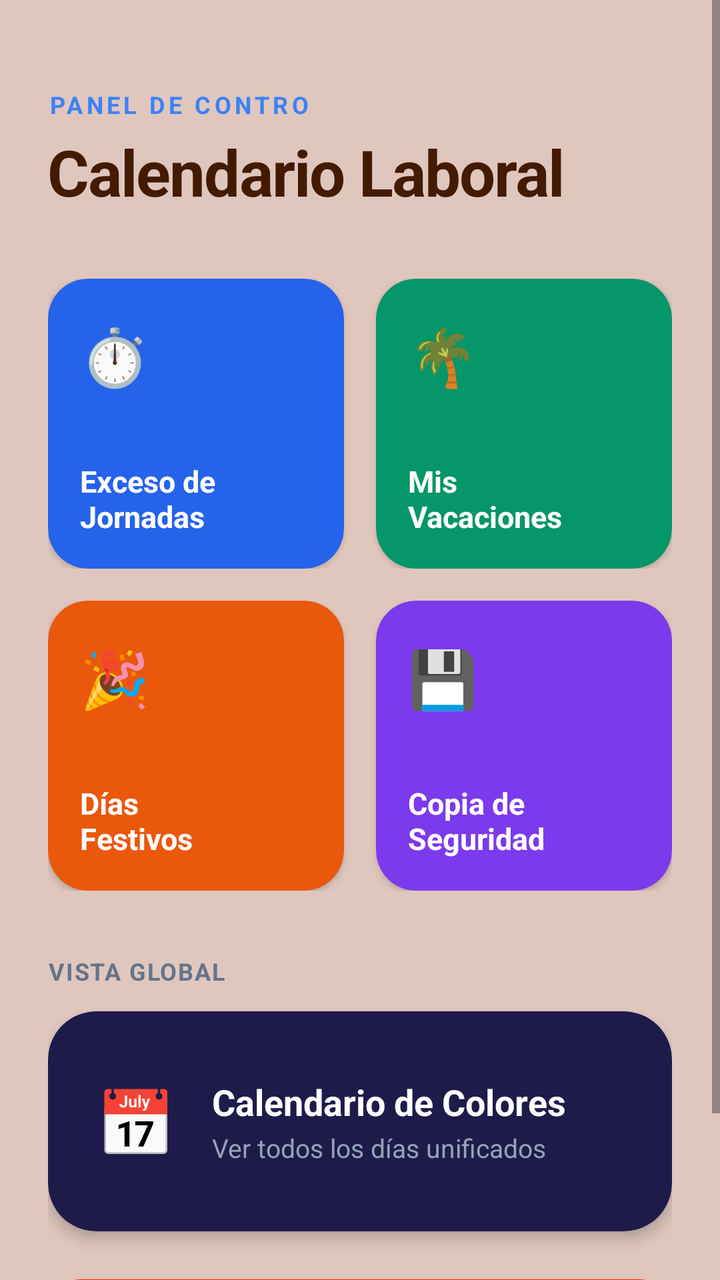
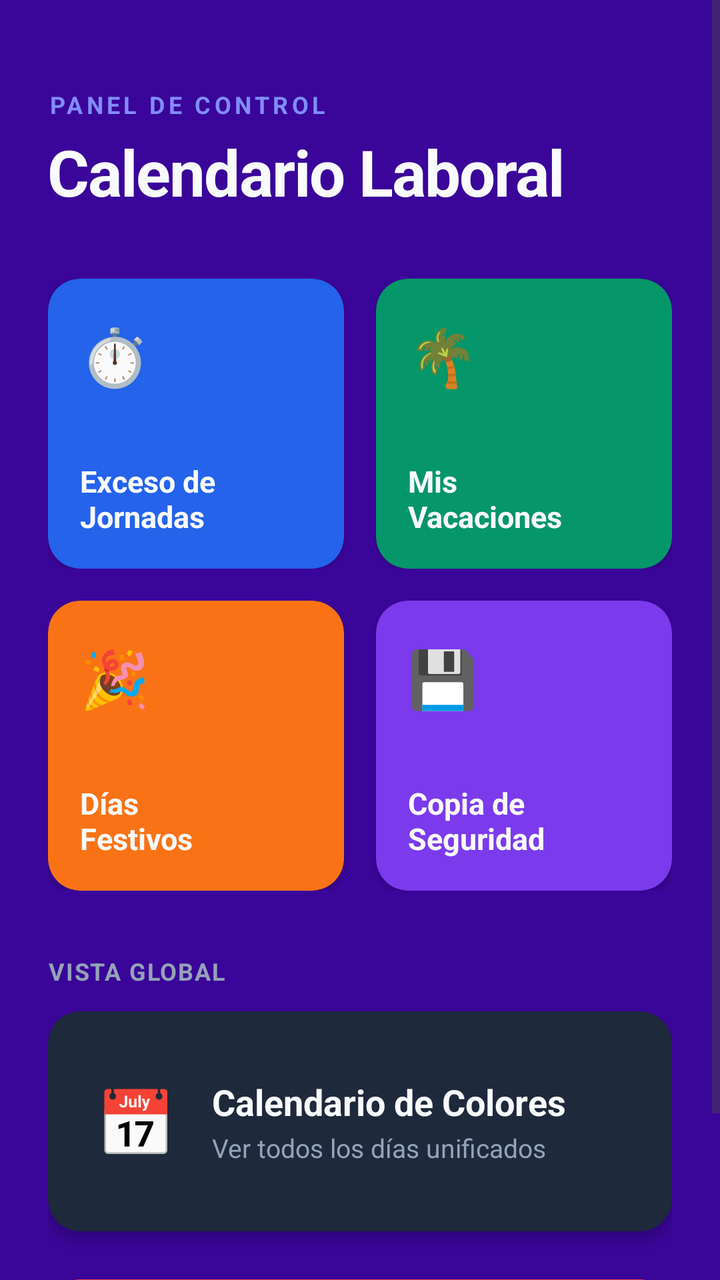

Two renders of the same Android screen: before a commit and after it. Below are the layout's source before the change and the commit's diff.
<!-- AndroidManifest.xml: application theme Theme.CalendarioLaboral_V30 -->
<!-- res/layout/activity_main.xml -->
<?xml version="1.0" encoding="utf-8"?>
<ScrollView
    xmlns:android="http://schemas.android.com/apk/res/android"
    xmlns:app="http://schemas.android.com/apk/res-auto"
    android:layout_width="match_parent"
    android:layout_height="match_parent"
    android:importantForAccessibility="no"
    android:background="@color/bg_app">
    <LinearLayout
        android:layout_width="match_parent"
        android:layout_height="wrap_content"
        android:orientation="vertical"
        android:padding="24dp">

        
        <LinearLayout
            android:layout_width="match_parent"
            android:layout_height="wrap_content"
            android:orientation="vertical"
            android:layout_marginTop="20dp"
            android:layout_marginBottom="32dp">
            <TextView
                android:layout_width="wrap_content"
                android:layout_height="wrap_content"
                android:text="PANEL DE CONTRO"
                android:textColor="@color/app_accent"
                android:textSize="12sp"
                android:textStyle="bold"
                android:letterSpacing="0.15" />
            <TextView
                android:layout_width="match_parent"
                android:layout_height="wrap_content"
                android:text="Calendario Laboral"
                android:textColor="@color/text_main"
                android:textSize="32sp"
                android:textStyle="bold"
                android:layout_marginTop="4dp"
                android:letterSpacing="-0.02" />
        </LinearLayout>

        
        <LinearLayout
            android:layout_width="match_parent"
            android:layout_height="wrap_content"
            android:orientation="horizontal"
            android:baselineAligned="false"
            android:layout_marginBottom="16dp">

            
            <androidx.cardview.widget.CardView
                android:id="@+id/cardExcesoJornadas"
                android:layout_width="0dp"
                android:layout_height="145dp"
                android:layout_weight="1"
                android:layout_marginEnd="8dp"
                app:cardCornerRadius="20dp"
                app:cardElevation="2dp"
                app:cardBackgroundColor="#2563EB">
                <LinearLayout
                    android:layout_width="match_parent"
                    android:layout_height="match_parent"
                    android:orientation="vertical"
                    android:padding="16dp">
                    <TextView
                        android:layout_width="match_parent"
                        android:layout_height="0dp"
                        android:layout_weight="4"
                        android:text="⏱️"
                        android:textSize="28sp"
                        android:gravity="start|center_vertical" />
                    <TextView
                        android:layout_width="match_parent"
                        android:layout_height="0dp"
                        android:layout_weight="6"
                        android:text="Exceso de\nJornadas"
                        android:textColor="#FFFFFF"
                        android:textSize="15sp"
                        android:textStyle="bold"
                        android:gravity="start|bottom" />
                </LinearLayout>
            </androidx.cardview.widget.CardView>

            
            <androidx.cardview.widget.CardView
                android:id="@+id/cardVacaciones"
                android:layout_width="0dp"
                android:layout_height="145dp"
                android:layout_weight="1"
                android:layout_marginStart="8dp"
                app:cardCornerRadius="20dp"
                app:cardElevation="2dp"
                app:cardBackgroundColor="#059669">
                <LinearLayout
                    android:layout_width="match_parent"
                    android:layout_height="match_parent"
                    android:orientation="vertical"
                    android:padding="16dp">
                    <TextView
                        android:layout_width="match_parent"
                        android:layout_height="0dp"
                        android:layout_weight="4"
                        android:text="🌴"
                        android:textSize="28sp"
                        android:gravity="start|center_vertical" />
                    <TextView
                        android:layout_width="match_parent"
                        android:layout_height="0dp"
                        android:layout_weight="6"
                        android:text="Mis\nVacaciones"
                        android:textColor="#FFFFFF"
                        android:textSize="15sp"
                        android:textStyle="bold"
                        android:gravity="start|bottom" />
                </LinearLayout>
            </androidx.cardview.widget.CardView>
        </LinearLayout>

        
        <LinearLayout
            android:layout_width="match_parent"
            android:layout_height="wrap_content"
            android:orientation="horizontal"
            android:baselineAligned="false"
            android:layout_marginBottom="32dp">

            
            <androidx.cardview.widget.CardView
                android:id="@+id/cardFestivos"
                android:layout_width="0dp"
                android:layout_height="145dp"
                android:layout_weight="1"
                android:layout_marginEnd="8dp"
                app:cardCornerRadius="20dp"
                app:cardElevation="2dp"
                app:cardBackgroundColor="#EA580C">
                <LinearLayout
                    android:layout_width="match_parent"
                    android:layout_height="match_parent"
                    android:orientation="vertical"
                    android:padding="16dp">
                    <TextView
                        android:layout_width="match_parent"
                        android:layout_height="0dp"
                        android:layout_weight="4"
                        android:text="🎉"
                        android:textSize="28sp"
                        android:gravity="start|center_vertical" />
                    <TextView
                        android:layout_width="match_parent"
                        android:layout_height="0dp"
                        android:layout_weight="6"
                        android:text="Días\nFestivos"
                        android:textColor="#FFFFFF"
                        android:textSize="15sp"
                        android:textStyle="bold"
                        android:gravity="start|bottom" />
                </LinearLayout>
            </androidx.cardview.widget.CardView>

            
            <androidx.cardview.widget.CardView
                android:id="@+id/cardBackup"
                android:layout_width="0dp"
                android:layout_height="145dp"
                android:layout_weight="1"
                android:layout_marginStart="8dp"
                app:cardCornerRadius="20dp"
                app:cardElevation="2dp"
                app:cardBackgroundColor="#7C3AED">
                <LinearLayout
                    android:layout_width="match_parent"
                    android:layout_height="match_parent"
                    android:orientation="vertical"
                    android:padding="16dp">
                    <TextView
                        android:layout_width="match_parent"
                        android:layout_height="0dp"
                        android:layout_weight="4"
                        android:text="💾"
                        android:textSize="28sp"
                        android:gravity="start|center_vertical" />
                    <TextView
                        android:layout_width="match_parent"
                        android:layout_height="0dp"
                        android:layout_weight="6"
                        android:text="Copia de\nSeguridad"
                        android:textColor="#FFFFFF"
                        android:textSize="15sp"
                        android:textStyle="bold"
                        android:gravity="start|bottom" />
                </LinearLayout>
            </androidx.cardview.widget.CardView>
        </LinearLayout>

        
        <TextView
            android:layout_width="wrap_content"
            android:layout_height="wrap_content"
            android:text="VISTA GLOBAL"
            android:textColor="#64748B"
            android:textSize="12sp"
            android:textStyle="bold"
            android:layout_marginBottom="12dp"
            android:letterSpacing="0.05"/>

        
        <androidx.cardview.widget.CardView
            android:id="@+id/cardCalendario"
            android:layout_width="match_parent"
            android:layout_height="110dp"
            android:layout_marginBottom="24dp"
            app:cardCornerRadius="24dp"
            app:cardElevation="4dp"
            app:cardBackgroundColor="#1E1B4B">
            <LinearLayout
                android:layout_width="match_parent"
                android:layout_height="match_parent"
                android:gravity="center_vertical"
                android:orientation="horizontal"
                android:padding="24dp">
                <TextView
                    android:layout_width="wrap_content"
                    android:layout_height="wrap_content"
                    android:text="📅"
                    android:textSize="32sp"
                    android:layout_marginEnd="18dp"/>
                <LinearLayout
                    android:layout_width="match_parent"
                    android:layout_height="wrap_content"
                    android:orientation="vertical">
                    <TextView
                        android:layout_width="wrap_content"
                        android:layout_height="wrap_content"
                        android:text="Calendario de Colores"
                        android:textColor="#FFFFFF"
                        android:textSize="18sp"
                        android:textStyle="bold" />
                    <TextView
                        android:layout_width="wrap_content"
                        android:layout_height="wrap_content"
                        android:text="Ver todos los días unificados"
                        android:textColor="#94A3B8"
                        android:textSize="13sp"
                        android:layout_marginTop="2dp" />
                </LinearLayout>
            </LinearLayout>
        </androidx.cardview.widget.CardView>

        
        <androidx.cardview.widget.CardView
            android:id="@+id/cardSalir"
            android:layout_width="match_parent"
            android:layout_height="56dp"
            android:layout_marginBottom="16dp"
            app:cardCornerRadius="16dp"
            app:cardElevation="1dp"
            app:cardBackgroundColor="#FF2200">
            <LinearLayout
                android:layout_width="match_parent"
                android:layout_height="match_parent"
                android:gravity="center"
                android:orientation="horizontal">
                <TextView
                    android:layout_width="wrap_content"
                    android:layout_height="wrap_content"
                    android:text="🚪"
                    android:textSize="18sp"
                    android:layout_marginEnd="10dp"/>
                <TextView
                    android:layout_width="wrap_content"
                    android:layout_height="wrap_content"
                    android:text="Cerrar Aplicación Seguro"
                    android:textColor="#FFFFFF"
                    android:textSize="16sp"
                    android:textStyle="bold" />
            </LinearLayout>
        </androidx.cardview.widget.CardView>

    </LinearLayout>
</ScrollView>
<!-- resources referenced by this layout -->
<resources>
  <color name="app_accent">#3B82F6</color>
  <color name="bg_app">#E0C7BE</color>
  <color name="text_main">#451A03</color>
  <style name="Theme.CalendarioLaboral_V30" parent="Base.Theme.CalendarioLaboral_V30" />
  <style name="Base.Theme.CalendarioLaboral_V30" parent="Theme.Material3.DayNight.NoActionBar">
          
          
  
  
  
          
          <item name="android:statusBarColor">@color/app_primary</item>
  
          
          
          <item name="android:windowLightStatusBar">false</item>
  
  
      </style>
  <color name="app_primary">#B45309</color>
</resources>

<!-- the commit's change to res/layout/activity_main.xml (unified diff, before → after) -->
@@ -6,6 +6,7 @@
     android:layout_height="match_parent"
     android:importantForAccessibility="no"
     android:background="@color/bg_app">
+
     <LinearLayout
         android:layout_width="match_parent"
         android:layout_height="wrap_content"
@@ -22,7 +23,7 @@
             <TextView
                 android:layout_width="wrap_content"
                 android:layout_height="wrap_content"
-                android:text="PANEL DE CONTRO"
+                android:text="PANEL DE CONTROL"
                 android:textColor="@color/app_accent"
                 android:textSize="12sp"
                 android:textStyle="bold"
@@ -53,7 +54,7 @@
                 android:layout_height="145dp"
                 android:layout_weight="1"
                 android:layout_marginEnd="8dp"
-                app:cardCornerRadius="20dp"
+                app:cardCornerRadius="16dp"
                 app:cardElevation="2dp"
                 app:cardBackgroundColor="#2563EB">
                 <LinearLayout
@@ -73,7 +74,7 @@
                         android:layout_height="0dp"
                         android:layout_weight="6"
                         android:text="Exceso de\nJornadas"
-                        android:textColor="#FFFFFF"
+                        android:textColor="@color/text_main"
                         android:textSize="15sp"
                         android:textStyle="bold"
                         android:gravity="start|bottom" />
@@ -87,7 +88,7 @@
                 android:layout_height="145dp"
                 android:layout_weight="1"
                 android:layout_marginStart="8dp"
-                app:cardCornerRadius="20dp"
+                app:cardCornerRadius="16dp"
                 app:cardElevation="2dp"
                 app:cardBackgroundColor="#059669">
                 <LinearLayout
@@ -107,14 +108,13 @@
                         android:layout_height="0dp"
                         android:layout_weight="6"
                         android:text="Mis\nVacaciones"
-                        android:textColor="#FFFFFF"
+                        android:textColor="@color/text_main"
                         android:textSize="15sp"
                         android:textStyle="bold"
                         android:gravity="start|bottom" />
                 </LinearLayout>
             </androidx.cardview.widget.CardView>
         </LinearLayout>
-
         
         <LinearLayout
             android:layout_width="match_parent"
@@ -130,9 +130,9 @@
                 android:layout_height="145dp"
                 android:layout_weight="1"
                 android:layout_marginEnd="8dp"
-                app:cardCornerRadius="20dp"
-                app:cardElevation="2dp"
-                app:cardBackgroundColor="#EA580C">
+                app:cardCornerRadius="16dp"
+                app:cardElevation="2dp"
+                app:cardBackgroundColor="@color/color_accent_orange">
                 <LinearLayout
                     android:layout_width="match_parent"
                     android:layout_height="match_parent"
@@ -150,7 +150,7 @@
                         android:layout_height="0dp"
                         android:layout_weight="6"
                         android:text="Días\nFestivos"
-                        android:textColor="#FFFFFF"
+                        android:textColor="@color/text_main"
                         android:textSize="15sp"
                         android:textStyle="bold"
                         android:gravity="start|bottom" />
@@ -164,7 +164,7 @@
                 android:layout_height="145dp"
                 android:layout_weight="1"
                 android:layout_marginStart="8dp"
-                app:cardCornerRadius="20dp"
+                app:cardCornerRadius="16dp"
                 app:cardElevation="2dp"
                 app:cardBackgroundColor="#7C3AED">
                 <LinearLayout
@@ -184,7 +184,7 @@
                         android:layout_height="0dp"
                         android:layout_weight="6"
                         android:text="Copia de\nSeguridad"
-                        android:textColor="#FFFFFF"
+                        android:textColor="@color/text_main"
                         android:textSize="15sp"
                         android:textStyle="bold"
                         android:gravity="start|bottom" />
@@ -197,7 +197,7 @@
             android:layout_width="wrap_content"
             android:layout_height="wrap_content"
             android:text="VISTA GLOBAL"
-            android:textColor="#64748B"
+            android:textColor="@color/text_secondary"
             android:textSize="12sp"
             android:textStyle="bold"
             android:layout_marginBottom="12dp"
@@ -209,9 +209,9 @@
             android:layout_width="match_parent"
             android:layout_height="110dp"
             android:layout_marginBottom="24dp"
-            app:cardCornerRadius="24dp"
+            app:cardCornerRadius="16dp"
             app:cardElevation="4dp"
-            app:cardBackgroundColor="#1E1B4B">
+            app:cardBackgroundColor="@color/bg_card_surface">
             <LinearLayout
                 android:layout_width="match_parent"
                 android:layout_height="match_parent"
@@ -232,14 +232,14 @@
                         android:layout_width="wrap_content"
                         android:layout_height="wrap_content"
                         android:text="Calendario de Colores"
-                        android:textColor="#FFFFFF"
+                        android:textColor="@color/text_main"
                         android:textSize="18sp"
                         android:textStyle="bold" />
                     <TextView
                         android:layout_width="wrap_content"
                         android:layout_height="wrap_content"
                         android:text="Ver todos los días unificados"
-                        android:textColor="#94A3B8"
+                        android:textColor="@color/text_secondary"
                         android:textSize="13sp"
                         android:layout_marginTop="2dp" />
                 </LinearLayout>
@@ -254,7 +254,7 @@
             android:layout_marginBottom="16dp"
             app:cardCornerRadius="16dp"
             app:cardElevation="1dp"
-            app:cardBackgroundColor="#FF2200">
+            app:cardBackgroundColor="@color/color_danger">
             <LinearLayout
                 android:layout_width="match_parent"
                 android:layout_height="match_parent"
@@ -270,7 +270,7 @@
                     android:layout_width="wrap_content"
                     android:layout_height="wrap_content"
                     android:text="Cerrar Aplicación Seguro"
-                    android:textColor="#FFFFFF"
+                    android:textColor="@color/text_main"
                     android:textSize="16sp"
                     android:textStyle="bold" />
             </LinearLayout>
<!-- resource entries referenced after the edit -->
@@ -1,8 +1,12 @@
 <!-- resources referenced by this layout -->
 <resources>
-  <color name="app_accent">#3B82F6</color>
-  <color name="bg_app">#E0C7BE</color>
-  <color name="text_main">#451A03</color>
+  <color name="app_accent">#818CF8</color>
+  <color name="bg_app">#3A0599</color>
+  <color name="bg_card_surface">#1E293B</color>
+  <color name="color_accent_orange">#F97316</color>
+  <color name="color_danger">#EF4444</color>
+  <color name="text_main">#F8FAFC</color>
+  <color name="text_secondary">#94A3B8</color>
   <style name="Theme.CalendarioLaboral_V30" parent="Base.Theme.CalendarioLaboral_V30" />
   <style name="Base.Theme.CalendarioLaboral_V30" parent="Theme.Material3.DayNight.NoActionBar">
           
@@ -19,6 +23,6 @@
   
   
       </style>
-  <color name="app_primary">#B45309</color>
+  <color name="app_primary">#6366F1</color>
 </resources>
 
